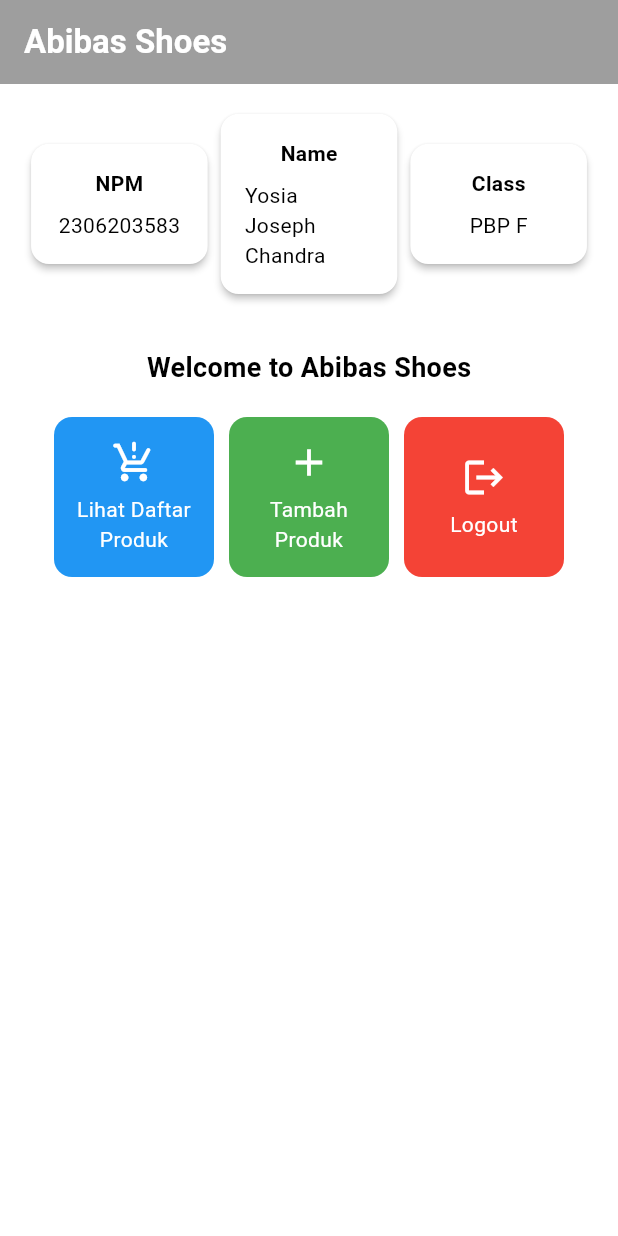
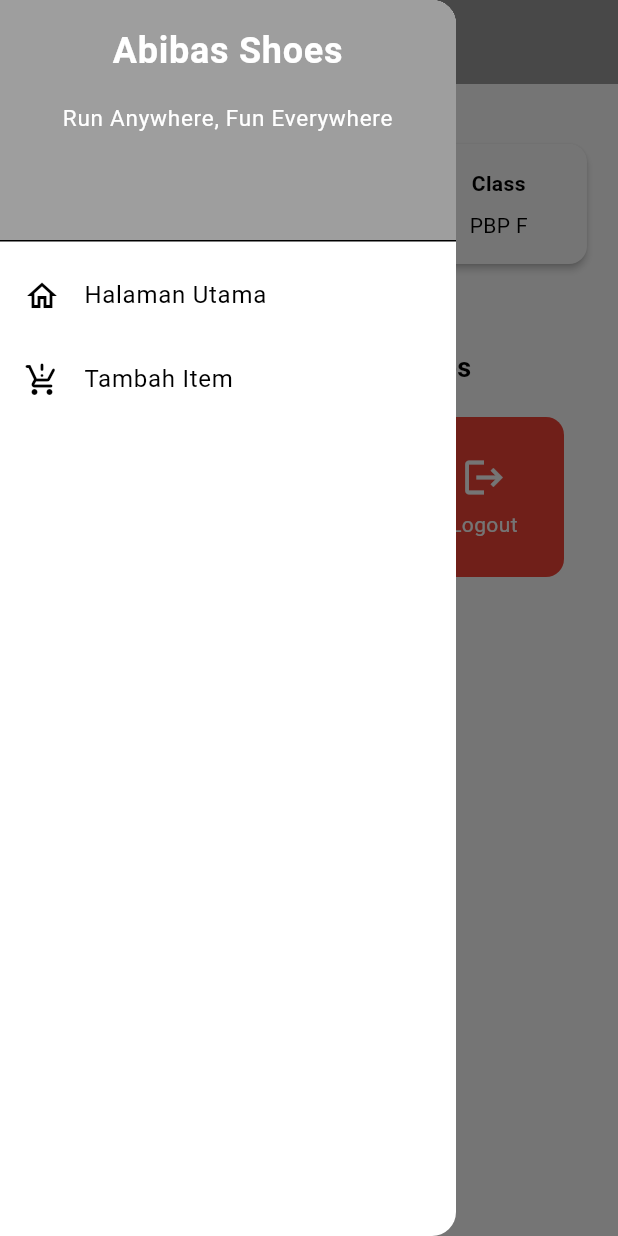
Before and after one commit to mikewallker/abibas-shoes-mobile, a Flutter app: the screen it shows after launch, with the side drawer open (before the commit the screen has no drawer), on a phone screen of 412 x 824 dp. Run offline on Flutter 3.47's test engine with Material 3 defaults, Android fonts, the phone set to English and light mode, and no system bars.

Commit message:
finishing tugas individu 8

```diff
--- a/lib/main.dart
+++ b/lib/main.dart
@@ -1,5 +1,5 @@
 import 'package:flutter/material.dart';
-import 'package:abibas_shoes/menu.dart';
+import 'package:abibas_shoes/screens/menu.dart';
 
 void main() {
   runApp(const MyApp());
--- a/lib/menu.dart
+++ b/lib/screens/menu.dart
@@ -1,4 +1,8 @@
 import 'package:flutter/material.dart';
+// Impor drawer widget
+import 'package:abibas_shoes/widgets/left_drawer.dart';
+import 'package:abibas_shoes/widgets/product_card.dart';
+
 
 class MyHomePage extends StatelessWidget {
     final String npm = '2306203583'; // NPM
@@ -8,7 +12,7 @@ class MyHomePage extends StatelessWidget {
 
     final List<ItemHomepage> items = [
       ItemHomepage("Lihat Daftar Produk", Icons.production_quantity_limits_rounded, Colors.blue),
-      ItemHomepage("Tambah Produk", Icons.add, Colors.green),
+      ItemHomepage("Tambah Item", Icons.add, Colors.green),
       ItemHomepage("Logout", Icons.logout, Colors.red),
     ];
 
@@ -28,7 +32,11 @@ class MyHomePage extends StatelessWidget {
         ),
         // Warna latar belakang AppBar diambil dari skema warna tema aplikasi.
         backgroundColor: Theme.of(context).colorScheme.primary,
+        // Mengganti warna icon drawer menjadi putih
+        iconTheme: const IconThemeData(color: Colors.white),
       ),
+      // Masukkan drawer sebagai parameter nilai drawer dari widget Scaffold
+      drawer: const LeftDrawer(),
       // Body halaman dengan padding di sekelilingnya.
       body: Padding(
         padding: const EdgeInsets.all(16.0),
@@ -92,68 +100,6 @@ class MyHomePage extends StatelessWidget {
   }
 }
 
-class ItemHomepage {
-  final String name;
-  final IconData icon;
-  final Color color;
-
-  ItemHomepage(this.name, this.icon, this.color);
-}
-
-class ItemCard extends StatelessWidget {
-  // Menampilkan kartu dengan ikon dan nama.
-
-  final ItemHomepage item;
-
-  const ItemCard(this.item, {super.key});
-
-  @override
-  Widget build(BuildContext context) {
-    return Material(
-      // Menentukan warna latar belakang dari atribut warna masing-masing kartu.
-      color: item.color,
-      // Membuat sudut kartu melengkung.
-      borderRadius: BorderRadius.circular(12),
-
-      child: InkWell(
-        // Aksi ketika kartu ditekan.
-        onTap: () {
-          // Menampilkan pesan SnackBar saat kartu ditekan.
-          ScaffoldMessenger.of(context)
-            ..hideCurrentSnackBar()
-            ..showSnackBar(
-              SnackBar(content: Text("Kamu telah menekan tombol ${item.name}!"))
-            );
-        },
-        // Container untuk menyimpan Icon dan Text
-        child: Container(
-          padding: const EdgeInsets.all(8),
-          child: Center(
-            child: Column(
-              // Menyusun ikon dan teks di tengah kartu.
-              mainAxisAlignment: MainAxisAlignment.center,
-              children: [
-                Icon(
-                  item.icon,
-                  color: Colors.white,
-                  size: 30.0,
-                ),
-                const Padding(padding: EdgeInsets.all(3)),
-                Text(
-                  item.name,
-                  textAlign: TextAlign.center,
-                  style: const TextStyle(color: Colors.white),
-                ),
-              ],
-            ),
-          ),
-        ),
-      ),
-    );
-  }
-
-}
-
 class InfoCard extends StatelessWidget {
   // Kartu informasi yang menampilkan title dan content.
 
--- /dev/null
+++ b/lib/widgets/left_drawer.dart
@@ -0,0 +1,69 @@
+import 'package:flutter/material.dart';
+import 'package:abibas_shoes/screens/menu.dart';
+import 'package:abibas_shoes/screens/product_form.dart';
+
+class LeftDrawer extends StatelessWidget {
+  const LeftDrawer({super.key});
+
+  @override
+  Widget build(BuildContext context) {
+    return Drawer(
+      child: ListView(
+        children: [
+          DrawerHeader(
+            decoration: BoxDecoration(
+            color: Theme.of(context).colorScheme.primary,
+          ),
+          child: const Column(
+            children: [
+              Text(
+                'Abibas Shoes',
+                textAlign: TextAlign.center,
+                style: TextStyle(
+                  fontSize: 24,
+                  fontWeight: FontWeight.bold,
+                  color: Colors.white,
+                ),
+              ),
+              Padding(padding: EdgeInsets.all(8)),
+              Text(
+                "Run Anywhere, Fun Everywhere",
+                textAlign: TextAlign.center,  // Center alignment
+                style: TextStyle(
+                  fontSize: 15,              // Font size 15
+                  color: Colors.white,       // White color
+                  fontWeight: FontWeight.normal,  // Normal weight
+                ),
+              ),
+            ],
+          ),
+          ),
+            ListTile(
+              leading: const Icon(Icons.home_outlined),
+              title: const Text('Halaman Utama'),
+              // Bagian redirection ke MyHomePage
+              onTap: () {
+                Navigator.pushReplacement(
+                    context,
+                    MaterialPageRoute(
+                      builder: (context) => MyHomePage(),
+                    ));
+              },
+            ),
+            ListTile(
+              leading: const Icon(Icons.production_quantity_limits_rounded),
+              title: const Text('Tambah Item'),
+              // Bagian redirection ke ProductFormPage
+              onTap: () {
+                Navigator.pushReplacement(
+                    context,
+                    MaterialPageRoute(
+                      builder: (context) => ProductFormPage(),
+                    ));
+              },
+            ),
+        ],
+      ),
+    );
+  }
+}
--- /dev/null
+++ b/lib/widgets/product_card.dart
@@ -0,0 +1,70 @@
+import 'package:flutter/material.dart';
+import 'package:abibas_shoes/screens/product_form.dart';
+
+class ItemHomepage {
+  final String name;
+  final IconData icon;
+  final Color color;
+
+  ItemHomepage(this.name, this.icon, this.color);
+}
+
+class ItemCard extends StatelessWidget {
+  // Menampilkan kartu dengan ikon dan nama.
+
+  final ItemHomepage item;
+
+  const ItemCard(this.item, {super.key});
+
+  @override
+  Widget build(BuildContext context) {
+    return Material(
+      // Menentukan warna latar belakang dari atribut warna masing-masing kartu.
+      color: item.color,
+      // Membuat sudut kartu melengkung.
+      borderRadius: BorderRadius.circular(12),
+
+      child: InkWell(
+        // Aksi ketika kartu ditekan.
+        onTap: () {
+          // Menampilkan pesan SnackBar saat kartu ditekan.
+          ScaffoldMessenger.of(context)
+            ..hideCurrentSnackBar()
+            ..showSnackBar(
+              SnackBar(content: Text("Kamu telah menekan tombol ${item.name}!"))
+            );
+
+             // Navigate ke route yang sesuai (tergantung jenis tombol)
+            if (item.name == "Tambah Item") {
+              Navigator.push(context,
+                MaterialPageRoute(builder: (context) => const ProductFormPage()));
+            }
+        },
+        // Container untuk menyimpan Icon dan Text
+        child: Container(
+          padding: const EdgeInsets.all(8),
+          child: Center(
+            child: Column(
+              // Menyusun ikon dan teks di tengah kartu.
+              mainAxisAlignment: MainAxisAlignment.center,
+              children: [
+                Icon(
+                  item.icon,
+                  color: Colors.white,
+                  size: 30.0,
+                ),
+                const Padding(padding: EdgeInsets.all(3)),
+                Text(
+                  item.name,
+                  textAlign: TextAlign.center,
+                  style: const TextStyle(color: Colors.white),
+                ),
+              ],
+            ),
+          ),
+        ),
+      ),
+    );
+  }
+
+}
```
Also changed, not shown: lib/screens/product_form.dart (added, +257 -0 lines), 1 other file.
